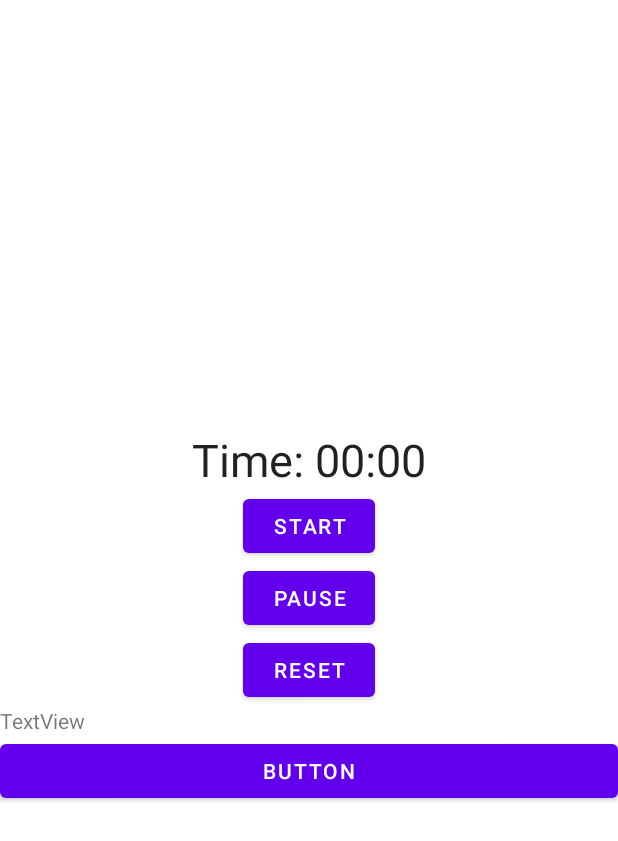
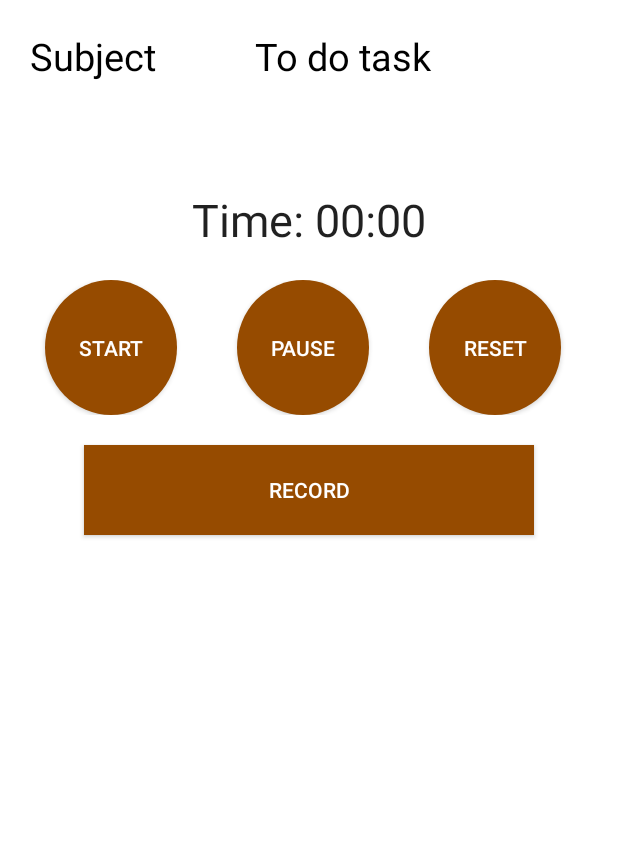
Before and after one commit to Kumoichi/SaveStudy, an Android app: the Timer screen opened directly, with no data from a screen before it, on a phone screen of 412 x 824 dp. Shown: the top 841 px of the screen. Run offline under Robolectric (Android 15) with nearby library versions, the light colour scheme and no system bars.

Commit message:
timer view change

```diff
--- a/app/build.gradle
+++ b/app/build.gradle
@@ -29,7 +29,6 @@
 
 
 dependencies {
-
     implementation 'androidx.appcompat:appcompat:1.5.1'
     implementation 'com.google.android.material:material:1.7.0'
     implementation 'androidx.constraintlayout:constraintlayout:2.1.4'
@@ -37,5 +36,5 @@
     androidTestImplementation 'androidx.test.ext:junit:1.1.4'
     androidTestImplementation 'androidx.test.espresso:espresso-core:3.5.0'
     implementation 'com.github.PhilJay:MPAndroidChart:v3.1.0'
-
+    implementation 'pl.droidsonroids.gif:android-gif-drawable:1.2.25'
 }
--- a/app/src/main/java/com/example/savestudy/BarGraph.java
+++ b/app/src/main/java/com/example/savestudy/BarGraph.java
@@ -58,7 +58,7 @@
         numYvalue = numYvalue / 60.0;
         String stringYvalue = String.valueOf(numYvalue);
 
-        db.saveData(xvalues,"400");
+        db.saveData(xvalues,stringYvalue);
         addDataToGraph();
         barChart.invalidate();
         db.close();
@@ -86,7 +86,8 @@
         }
 
         BarDataSet dataSet = new BarDataSet(yvals, "minutes");
-        dataSet.setValueTextSize(15f);
+        dataSet.setValueTextSize(30f);
+
 
 
         ArrayList<IBarDataSet> dataSets1 = new ArrayList<>();
--- a/app/src/main/java/com/example/savestudy/DBHelper.java
+++ b/app/src/main/java/com/example/savestudy/DBHelper.java
@@ -122,8 +122,6 @@
         db.insert(TABLE_NAME2, null, values);
     }
 
-
-
     public ArrayList<String> queryXData() {
         SQLiteDatabase db = this.getWritableDatabase();
         ArrayList<String> xData = new ArrayList<String >();
@@ -134,7 +132,6 @@
 
         for (cursor.moveToFirst(); !cursor.isAfterLast(); cursor.moveToNext()) {
             xData.add(cursor.getString(0));
-
         }
         cursor.close();
 
--- a/app/src/main/java/com/example/savestudy/Dashboard.java
+++ b/app/src/main/java/com/example/savestudy/Dashboard.java
@@ -25,7 +25,7 @@
         todo_btn.setOnClickListener(new View.OnClickListener() {
             @Override
             public void onClick(View view) {
-                Intent intent = new Intent(Dashboard.this,Todo.class);
+                Intent intent = new Intent(Dashboard.this,PlanPage.class);
                 startActivity(intent);
             }
         });
--- a/app/src/main/java/com/example/savestudy/Timer.java
+++ b/app/src/main/java/com/example/savestudy/Timer.java
@@ -10,19 +10,35 @@
 import android.widget.TextView;
 import android.widget.Toast;
 
+import pl.droidsonroids.gif.GifImageButton;
+import pl.droidsonroids.gif.GifImageView;
+
 public class Timer extends AppCompatActivity {
     private Chronometer chronometer;
     private long pauseOffset;
     private int currentTime;
     private boolean running;
-    TextView textView;
+    TextView textView, subject_id, todotask_id;
+    GifImageView gifimage, stopgif;
+
 
     @Override
     protected void onCreate(Bundle savedInstanceState) {
         super.onCreate(savedInstanceState);
         setContentView(R.layout.activity_timer);
 
-        textView = findViewById(R.id.timer_text);
+        gifimage = findViewById(R.id.gifimage);
+        stopgif = findViewById(R.id.stopgif);
+        subject_id = findViewById(R.id.subject_id);
+        todotask_id = findViewById(R.id.todotask_id);
+
+        Intent intent = getIntent();
+        String task = intent.getStringExtra("task_one");
+        String subject = intent.getStringExtra("subject_one");
+        subject_id.setText(subject);
+        todotask_id.setText(task);
+
+
         chronometer = findViewById(R.id.chronometer);
         chronometer.setFormat("Time: %s");
         chronometer.setBase(SystemClock.elapsedRealtime());
@@ -32,7 +48,6 @@
             public void onChronometerTick(Chronometer chronometer) {
                 if ((SystemClock.elapsedRealtime() - chronometer.getBase()) >= 100000) {
 
-                    Toast.makeText(Timer.this, "Bing!", Toast.LENGTH_SHORT).show();
                 }
             }
         });
@@ -43,6 +58,9 @@
             chronometer.setBase(SystemClock.elapsedRealtime() - pauseOffset);
             chronometer.start();
             running = true;
+            stopgif.setVisibility(View.GONE);
+            gifimage.setVisibility(View.VISIBLE);
+
         }
     }
 
@@ -51,6 +69,9 @@
             chronometer.stop();
             pauseOffset = SystemClock.elapsedRealtime() - chronometer.getBase();
             running = false;
+            gifimage.setVisibility(View.GONE);
+            stopgif.setVisibility(View.VISIBLE);
+
         }
     }
 
--- /dev/null
+++ b/app/src/main/res/drawable/round_button.xml
@@ -0,0 +1,5 @@
+<?xml version="1.0" encoding="utf-8"?>
+<shape xmlns:android="http://schemas.android.com/apk/res/android" android:shape="oval">
+    <solid android:color="@color/brown"/>
+
+</shape>
--- a/app/src/main/res/layout/activity_timer.xml
+++ b/app/src/main/res/layout/activity_timer.xml
@@ -8,45 +8,131 @@
     android:orientation="vertical"
     tools:context=".Timer">
 
+    <LinearLayout
+        android:layout_width="match_parent"
+        android:layout_height="106dp"
+        android:layout_marginTop="20dp"
+        android:orientation="horizontal">
+
+        <LinearLayout
+            android:layout_marginLeft="20dp"
+            android:layout_width="150dp"
+            android:layout_height="70dp"
+            android:orientation="vertical">
+
+            <TextView
+                android:layout_width="wrap_content"
+                android:layout_height="wrap_content"
+                android:text="Subject"
+                android:textColor="@color/black"
+                android:textSize="25dp"></TextView>
+
+            <TextView
+                android:id="@+id/subject_id"
+                android:layout_width="wrap_content"
+                android:layout_height="wrap_content"
+                android:text="edited"
+                android:textColor="@color/black"
+                android:textSize="20dp"></TextView>
+
+        </LinearLayout>
+
+        <LinearLayout
+            android:layout_width="235dp"
+            android:layout_height="100dp"
+            android:orientation="vertical">
+
+            <TextView
+                android:layout_width="wrap_content"
+                android:layout_height="wrap_content"
+                android:text="To do task"
+                android:textColor="@color/black"
+                android:textSize="25dp"></TextView>
+
+            <TextView
+                android:id="@+id/todotask_id"
+                android:layout_width="wrap_content"
+                android:layout_height="wrap_content"
+                android:text="edited"
+                android:textColor="@color/black"
+                android:textSize="20dp"></TextView>
+
+        </LinearLayout>
+    </LinearLayout>
+
+
+
     <Chronometer
         android:id="@+id/chronometer"
         android:layout_width="wrap_content"
         android:layout_height="wrap_content"
         android:textSize="30sp" />
 
-    <Button
+    <LinearLayout
+        android:layout_marginTop="20dp"
+        android:layout_marginBottom="20dp"
+        android:layout_width="match_parent"
+        android:layout_height="wrap_content"
+        android:orientation="horizontal"
+        >
+
+    <androidx.appcompat.widget.AppCompatButton
+        android:layout_marginLeft="30dp"
+        android:background="@drawable/round_button"
+        android:textColor="@color/white"
+        android:height="90dp"
         android:layout_width="wrap_content"
         android:layout_height="wrap_content"
         android:onClick="startChronometer"
         android:text="Start" />
 
-    <Button
+    <androidx.appcompat.widget.AppCompatButton
+        android:layout_marginLeft="40dp"
+        android:height="90dp"
+        android:textColor="@color/white"
+        android:background="@drawable/round_button"
         android:layout_width="wrap_content"
         android:layout_height="wrap_content"
         android:onClick="pauseChronometer"
         android:text="Pause" />
 
-    <Button
-        android:layout_width="wrap_content"
-        android:layout_height="wrap_content"
-        android:onClick="resetChronometer"
-        android:text="Reset" />
-
-    <TextView
-        android:id="@+id/timer_text"
-        android:layout_width="match_parent"
-        android:layout_height="wrap_content"
-        android:text="TextView" />
-
-    <Button
-        android:id="@+id/display_button"
-        android:layout_width="match_parent"
-        android:layout_height="wrap_content"
-        android:onClick="displayChronometer"
-        android:text="Button" />
+        <androidx.appcompat.widget.AppCompatButton
+            android:layout_marginLeft="40dp"
+            android:layout_width="wrap_content"
+            android:layout_height="wrap_content"
+            android:height="90dp"
+            android:background="@drawable/round_button"
+            android:onClick="resetChronometer"
+            android:text="Reset"
+            android:textColor="@color/white" />
+    </LinearLayout>
 
 
 
+    <androidx.appcompat.widget.AppCompatButton
+        android:id="@+id/display_button"
+        android:layout_width="300dp"
+        android:layout_height="60dp"
+        android:onClick="displayChronometer"
+        android:text="Record"
+        android:textColor="@color/white"
+        android:background="@color/brown"
+        />
 
+    <pl.droidsonroids.gif.GifImageView
+        android:id="@+id/gifimage"
+        android:layout_width="282dp"
+        android:layout_height="287dp"
+        android:padding="45dp"
+        android:src="@drawable/studyingdog"
+        android:visibility="invisible" />
+
+    <pl.droidsonroids.gif.GifImageView
+        android:id="@+id/stopgif"
+        android:layout_width="match_parent"
+        android:layout_height="match_parent"
+        android:paddingBottom="70dp"
+        android:src="@drawable/stoppeddog"
+        android:visibility="invisible" />
 
 </LinearLayout>
--- a/app/src/main/res/values/colors.xml
+++ b/app/src/main/res/values/colors.xml
@@ -7,4 +7,6 @@
     <color name="teal_700">#FF018786</color>
     <color name="black">#FF000000</color>
     <color name="white">#FFFFFFFF</color>
+    <color name="brown">#964B00</color>
+
 </resources>
```
Also changed, not shown: app/src/main/AndroidManifest.xml (+4 -4 lines), app/src/main/java/com/example/savestudy/PlanPage.java (added, +43 -0 lines), app/src/main/java/com/example/savestudy/Todo.java (deleted, +0 -72 lines), app/src/main/res/layout/activity_plan_page.xml (added, +96 -0 lines), app/src/main/res/layout/activity_todo.xml (deleted, +0 -61 lines), app/src/main/res/drawable-v24/dogstudyingstatic.png (added), app/src/main/res/drawable-v24/stopdog.gif (added), app/src/main/res/drawable-v24/stoppeddog.gif (added), app/src/main/res/drawable-v24/studyingdog.gif (added).
